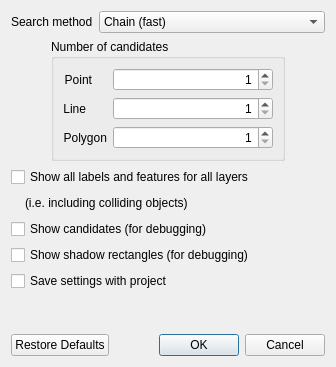
Qt form src/ui/qgsengineconfigdialog.ui (qgis/QGIS) before a commit.
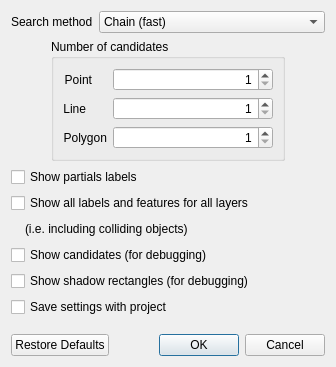
The same form after that commit.

Commit message: Added user interface for changing ShowPartialsLabels setting value

Diff of the .ui file:
```diff
--- a/src/ui/qgsengineconfigdialog.ui
+++ b/src/ui/qgsengineconfigdialog.ui
@@ -215,7 +215,7 @@
      <property name="verticalSpacing">
       <number>6</number>
      </property>
-     <item row="1" column="0">
+     <item row="2" column="0">
       <spacer name="horizontalSpacer_3">
        <property name="orientation">
         <enum>Qt::Horizontal</enum>
@@ -231,7 +231,7 @@
        </property>
       </spacer>
      </item>
-     <item row="0" column="0" colspan="3">
+     <item row="1" column="0" colspan="3">
       <widget class="QCheckBox" name="chkShowAllLabels">
        <property name="sizePolicy">
         <sizepolicy hsizetype="Maximum" vsizetype="Fixed">
@@ -244,7 +244,7 @@
        </property>
       </widget>
      </item>
-     <item row="4" column="0" colspan="3">
+     <item row="5" column="0" colspan="3">
       <widget class="QCheckBox" name="mSaveWithProjectChkBox">
        <property name="layoutDirection">
         <enum>Qt::LeftToRight</enum>
@@ -257,14 +257,14 @@
        </property>
       </widget>
      </item>
-     <item row="2" column="0" colspan="3">
+     <item row="3" column="0" colspan="3">
       <widget class="QCheckBox" name="chkShowCandidates">
        <property name="text">
         <string>Show candidates (for debugging)</string>
        </property>
       </widget>
      </item>
-     <item row="1" column="1">
+     <item row="2" column="1">
       <widget class="QLabel" name="label_6">
        <property name="sizePolicy">
         <sizepolicy hsizetype="Maximum" vsizetype="Preferred">
@@ -277,7 +277,7 @@
        </property>
       </widget>
      </item>
-     <item row="1" column="2">
+     <item row="2" column="2">
       <spacer name="horizontalSpacer_4">
        <property name="orientation">
         <enum>Qt::Horizontal</enum>
@@ -290,13 +290,20 @@
        </property>
       </spacer>
      </item>
-     <item row="3" column="0" colspan="3">
+     <item row="4" column="0" colspan="3">
       <widget class="QCheckBox" name="mShadowDebugRectChkBox">
        <property name="text">
         <string>Show shadow rectangles (for debugging)</string>
        </property>
       </widget>
      </item>
+     <item row="0" column="0" colspan="3">
+      <widget class="QCheckBox" name="chkShowPartialsLabels">
+       <property name="text">
+        <string>Show partials labels</string>
+       </property>
+      </widget>
+     </item>
     </layout>
    </item>
    <item>
```
Left out of the diff: 2 changed lines with no effect on the pictures. The commit also changes 3 other files.
